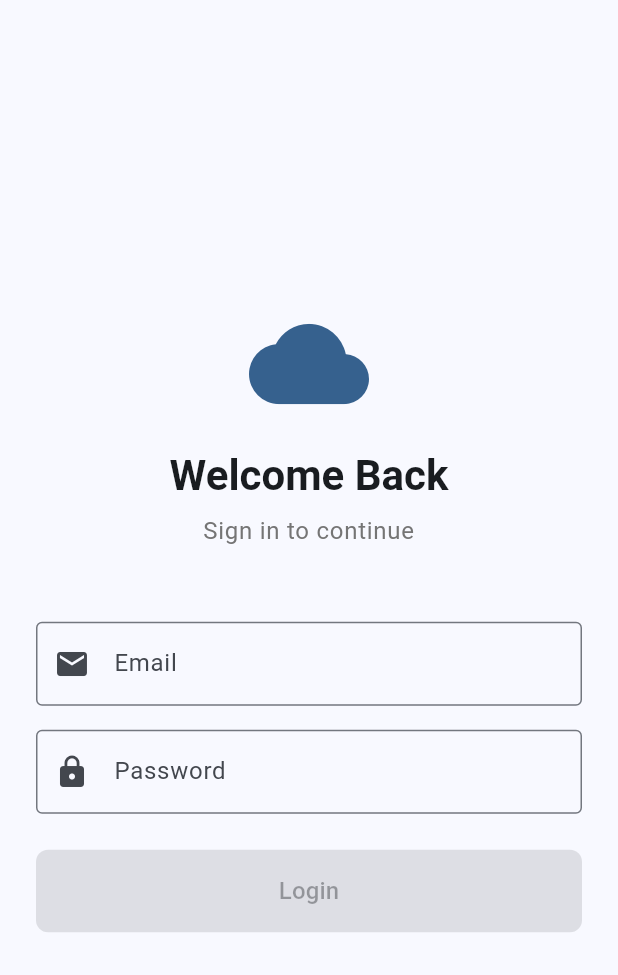
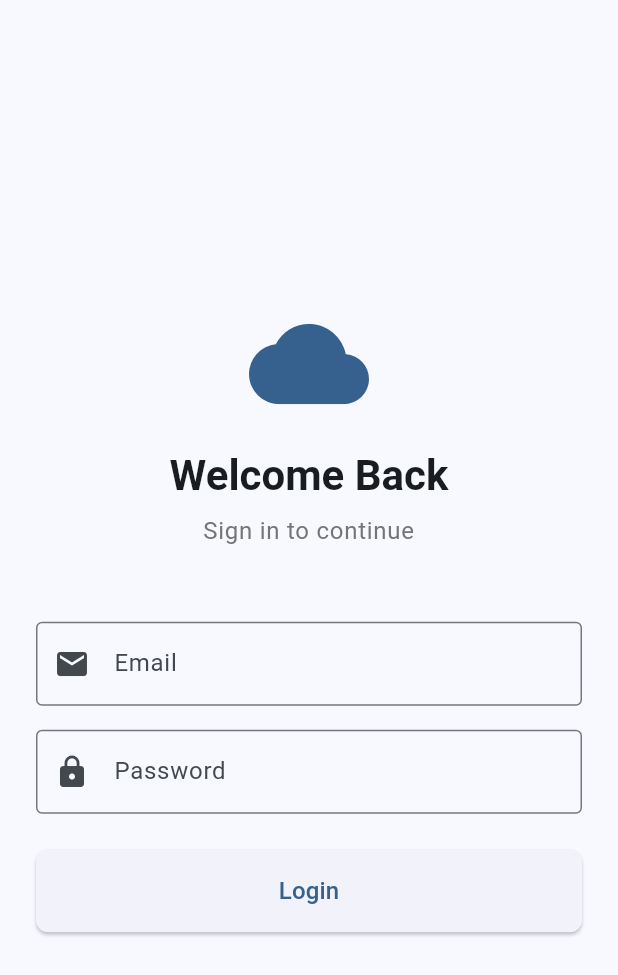
Before and after one commit to oElberte/flutter-weather, a Flutter app: the screen it shows after launch, on a phone screen of 412 x 824 dp. Shown: the top 975 px of the screen. Run offline on Flutter 3.47's test engine with Material 3 defaults, Android fonts, the phone set to English and light mode, and no system bars; our stand-ins replace dio, flutter_bloc, geolocator, shared_preferences; missing offline and left inert: validatorless.

Commit message:
fix: login screen overflow and validation

```diff
--- a/lib/features/auth/presentation/login_screen.dart
+++ b/lib/features/auth/presentation/login_screen.dart
@@ -17,19 +17,12 @@ class _LoginScreenState extends State<LoginScreen> with SnackbarMixin {
   final _formKey = GlobalKey<FormState>();
   final _emailController = TextEditingController();
   final _passwordController = TextEditingController();
-  bool _isFormValid = false;
 
   @override
   void dispose() {
     _emailController.dispose();
     _passwordController.dispose();
     super.dispose();
-  }
-
-  void _validateForm() {
-    setState(() {
-      _isFormValid = _formKey.currentState?.validate() ?? false;
-    });
   }
 
   void _onLogin() {
@@ -39,29 +32,6 @@ class _LoginScreenState extends State<LoginScreen> with SnackbarMixin {
         _passwordController.text,
       );
     }
-  }
-
-  Widget _buildResponsiveContainer(Widget child) {
-    return LayoutBuilder(
-      builder: (context, constraints) {
-        double maxWidth;
-        if (constraints.maxWidth < 600) {
-          maxWidth = double.infinity;
-        } else if (constraints.maxWidth < 1200) {
-          maxWidth = 600;
-        } else {
-          maxWidth = 800;
-        }
-
-        return Center(
-          child: Container(
-            constraints: BoxConstraints(maxWidth: maxWidth),
-            padding: const EdgeInsets.all(24),
-            child: child,
-          ),
-        );
-      },
-    );
   }
 
   @override
@@ -80,13 +50,26 @@ class _LoginScreenState extends State<LoginScreen> with SnackbarMixin {
         builder: (context, state) {
           final isLoading = state is AuthLoading;
 
-          return SafeArea(
-            child: _buildResponsiveContainer(
-              Form(
+          return LayoutBuilder(
+            builder: (context, constraints) {
+              double maxWidth;
+              if (constraints.maxWidth < 600) {
+                maxWidth = double.infinity;
+              } else if (constraints.maxWidth < 1200) {
+                maxWidth = 600;
+              } else {
+                maxWidth = 800;
+              }
+
+              return Center(
+                child: Container(
+                  constraints: BoxConstraints(maxWidth: maxWidth),
+                  padding: const EdgeInsets.all(24),
+                  child: SingleChildScrollView(
+                    child: Form(
                       key: _formKey,
-                onChanged: _validateForm,
                       child: Column(
-                  mainAxisAlignment: MainAxisAlignment.center,
+                        mainAxisSize: MainAxisSize.min,
                         crossAxisAlignment: CrossAxisAlignment.stretch,
                         children: [
                           Icon(
@@ -105,9 +88,8 @@ class _LoginScreenState extends State<LoginScreen> with SnackbarMixin {
                           Text(
                             'Sign in to continue',
                             textAlign: TextAlign.center,
-                      style: Theme.of(
-                        context,
-                      ).textTheme.bodyLarge?.copyWith(color: Colors.grey[600]),
+                            style: Theme.of(context).textTheme.bodyLarge
+                                ?.copyWith(color: Colors.grey[600]),
                           ),
                           const SizedBox(height: 48),
                           TextFormField(
@@ -158,7 +140,7 @@ class _LoginScreenState extends State<LoginScreen> with SnackbarMixin {
                           ),
                           const SizedBox(height: 24),
                           ElevatedButton(
-                      onPressed: _isFormValid && !isLoading ? _onLogin : null,
+                            onPressed: !isLoading ? _onLogin : null,
                             style: ElevatedButton.styleFrom(
                               padding: const EdgeInsets.symmetric(vertical: 16),
                               shape: RoundedRectangleBorder(
@@ -169,14 +151,22 @@ class _LoginScreenState extends State<LoginScreen> with SnackbarMixin {
                                 ? const SizedBox(
                                     height: 20,
                                     width: 20,
-                              child: CircularProgressIndicator(strokeWidth: 2),
+                                    child: CircularProgressIndicator(
+                                      strokeWidth: 2,
+                                    ),
                                   )
-                          : const Text('Login', style: TextStyle(fontSize: 16)),
+                                : const Text(
+                                    'Login',
+                                    style: TextStyle(fontSize: 16),
+                                  ),
                           ),
                         ],
                       ),
                     ),
                   ),
+                ),
+              );
+            },
           );
         },
       ),
```
Lines whose indentation alone changed are shown as unchanged.
